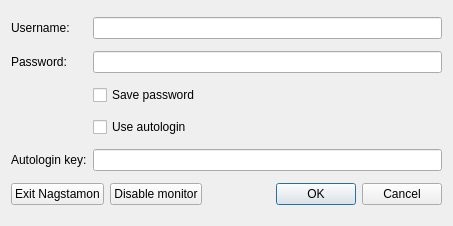
Above: Nagstamon/Nagstamon/QUI/dialog_authentication.ui from HenriWahl/Nagstamon before the change. Below: the same form after it.
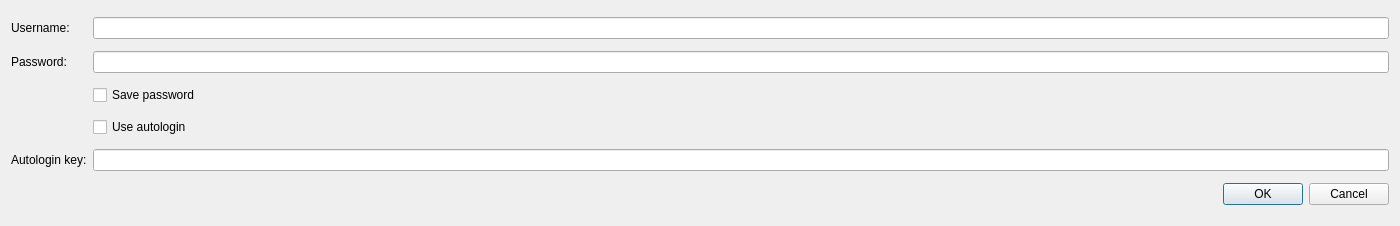
That is the form after the change.

Commit message: error display fully works

What changed in the file:
```diff
--- a/Nagstamon/Nagstamon/QUI/dialog_authentication.ui
+++ b/Nagstamon/Nagstamon/QUI/dialog_authentication.ui
@@ -6,10 +6,16 @@
    <rect>
     <x>0</x>
     <y>0</y>
-    <width>453</width>
+    <width>1400</width>
     <height>226</height>
    </rect>
   </property>
+  <property name="minimumSize">
+   <size>
+    <width>400</width>
+    <height>0</height>
+   </size>
+  </property>
   <property name="windowTitle">
    <string>Authentication</string>
   </property>
@@ -49,10 +55,26 @@
     <widget class="QLineEdit" name="input_lineedit_autologin_key"/>
    </item>
    <item row="0" column="1">
-    <widget class="QLineEdit" name="input_lineedit_username"/>
+    <widget class="QLineEdit" name="input_lineedit_username">
+     <property name="frame">
+      <bool>true</bool>
+     </property>
+    </widget>
    </item>
    <item row="1" column="1">
     <widget class="QLineEdit" name="input_lineedit_password">
+     <property name="minimumSize">
+      <size>
+       <width>200</width>
+       <height>0</height>
+      </size>
+     </property>
+     <property name="baseSize">
+      <size>
+       <width>0</width>
+       <height>0</height>
+      </size>
+     </property>
      <property name="echoMode">
       <enum>QLineEdit::Password</enum>
      </property>
@@ -67,20 +89,6 @@
    </item>
    <item row="5" column="0" colspan="2">
     <layout class="QHBoxLayout" name="horizontalLayout">
-     <item>
-      <widget class="QPushButton" name="button_exit">
-       <property name="text">
-        <string>Exit Nagstamon</string>
-       </property>
-      </widget>
-     </item>
-     <item>
-      <widget class="QPushButton" name="button_disable">
-       <property name="text">
-        <string>Disable monitor</string>
-       </property>
-      </widget>
-     </item>
      <item>
       <widget class="QDialogButtonBox" name="button_box">
        <property name="standardButtons">
```
The commit also changes 1 other file.
